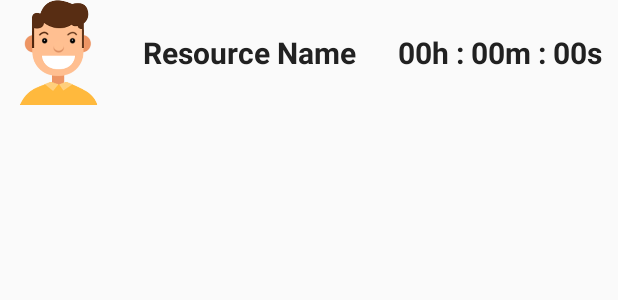
After one commit to prathamApp/KahaniyonKaSheharGeneric, an Android app: the layout usage_result_row.xml on its own in the app's theme, with its tools: preview values and no code run, on a phone screen of 412 x 824 dp. The commit adds this screen. Shown: the top 300 px of the screen. Run offline under Robolectric (Android 15) with nearby library versions, the phone set to English and light mode, and no system bars.

Commit message:
Ketan46
update

```diff
--- a/app/src/main/java/com/example/pefpr/kahaniyonkashehar/KksApplication.java
+++ b/app/src/main/java/com/example/pefpr/kahaniyonkashehar/KksApplication.java
@@ -54,4 +54,6 @@ public class KksApplication extends Application {
     public static KksApplication getInstance() {
         return kksApplication;
     }
+
+
 }
--- a/app/src/main/java/com/example/pefpr/kahaniyonkashehar/activities/SplashActivity.java
+++ b/app/src/main/java/com/example/pefpr/kahaniyonkashehar/activities/SplashActivity.java
@@ -161,7 +161,8 @@ public class SplashActivity extends ActivityManagePermission implements Permissi
             if (new File(final_sd_path + "/.KKSGames").exists()) {
                 statusDBHelper.Update("SdCardPath", path);
                 sdCardPathString = path + "/.KKSGames";
-                new DataBaseHelper(this).insertDataFromStudentJSON();
+                if(!inserted.equalsIgnoreCase("y"))
+                    new DataBaseHelper(this).insertDataFromStudentJSON();
                 break;
             }
         }
--- a/app/src/main/java/com/example/pefpr/kahaniyonkashehar/database/DataBaseHelper.java
+++ b/app/src/main/java/com/example/pefpr/kahaniyonkashehar/database/DataBaseHelper.java
@@ -206,7 +206,7 @@ public class DataBaseHelper extends SQLiteOpenHelper {
                 student.setFirstName(studentsJsonObject.getString("FirstName"));
                 student.setMiddleName(studentsJsonObject.getString("MiddleName"));
                 student.setLastName(studentsJsonObject.getString("LastName"));
-                student.setRegDate(KksApplication.getCurrentDate());
+                student.setRegDate(""+KksApplication.getCurrentDate());
                 student.setGender(studentsJsonObject.getString("Gender"));
                 student.setAge(studentsJsonObject.getInt("Age"));
                 student.setDeviceId(statusDBHelper.getValue("DeviceID"));
--- /dev/null
+++ b/app/src/main/res/layout/usage_result_row.xml
@@ -0,0 +1,41 @@
+<?xml version="1.0" encoding="utf-8"?>
+<LinearLayout xmlns:android="http://schemas.android.com/apk/res/android"
+    android:layout_width="match_parent"
+    android:layout_height="70dp"
+    android:orientation="horizontal"
+    android:weightSum="10">
+
+
+    <ImageView
+        android:id="@+id/resultavatarImg"
+        android:layout_width="0dp"
+        android:layout_height="match_parent"
+        android:layout_weight="2"
+        android:layout_gravity="center"
+        android:src="@drawable/avatarmale"/>
+
+    <TextView
+        android:id="@+id/studentName"
+        android:layout_width="0dp"
+        android:layout_height="match_parent"
+        android:layout_marginLeft="10dp"
+        android:layout_weight="4"
+        android:gravity="center"
+        android:text="Resource Name"
+        android:textColor="#212121"
+        android:textSize="20sp"
+        android:textStyle="bold" />
+
+    <TextView
+        android:id="@+id/usageTime"
+        android:layout_width="0dp"
+        android:layout_height="match_parent"
+        android:layout_weight="4"
+        android:layout_marginLeft="10dp"
+        android:gravity="center"
+        android:text="00h : 00m : 00s"
+        android:textColor="#212121"
+        android:textSize="20sp"
+        android:textStyle="bold"/>
+
+</LinearLayout>
```
Also changed, not shown: app/src/main/java/com/example/pefpr/kahaniyonkashehar/activities/TabUsage.java (+41 -2 lines), app/src/main/java/com/example/pefpr/kahaniyonkashehar/adapters/TabUsageAdapter.java (added, +53 -0 lines), app/src/main/java/com/example/pefpr/kahaniyonkashehar/modalDBHelpers/SessionDBHelper.java (+46 -9 lines), app/src/main/java/com/example/pefpr/kahaniyonkashehar/modalclasses/Usage.java (added, +16 -0 lines), app/src/main/java/com/example/pefpr/kahaniyonkashehar/util/BackgroundManagement.java (added, +16 -0 lines), app/src/main/res/layout/activity_tab_usage.xml (+37 -4 lines).
